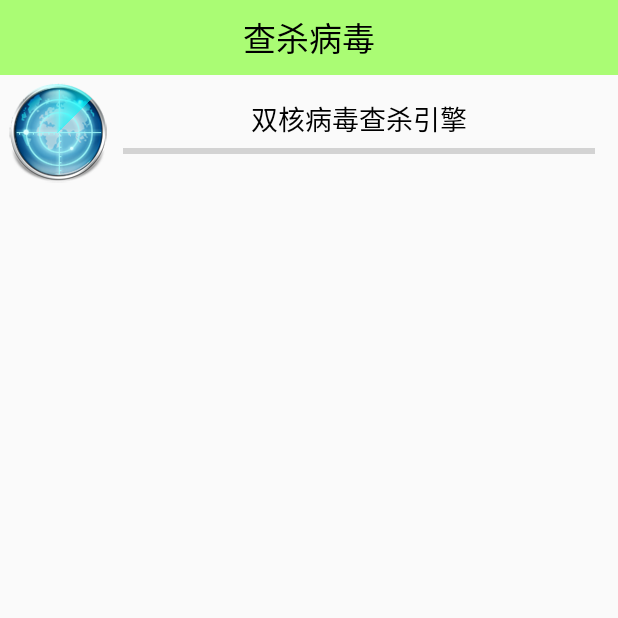
After one commit to PhychoLee/MobileSafe, an Android app: the AntivirusActivity screen opened directly, with no data from a screen before it, on a phone screen of 412 x 824 dp, the top half of it. The commit adds this screen. Run offline under Robolectric (Android 15) with nearby library versions, the phone set to English and light mode, and no system bars.

Commit message:
1.完成杀死进程小部件 2.查杀病毒界面

```diff
--- /dev/null
+++ b/app/src/main/java/com/llf/mobilesafe/activity/AntivirusActivity.java
@@ -0,0 +1,39 @@
+package com.llf.mobilesafe.activity;
+
+import android.app.Activity;
+import android.os.Bundle;
+import android.view.animation.Animation;
+import android.view.animation.RotateAnimation;
+import android.widget.ImageView;
+import android.widget.LinearLayout;
+import android.widget.ProgressBar;
+
+import com.llf.mobilesafe.R;
+
+public class AntivirusActivity extends Activity {
+
+    @Override
+    protected void onCreate(Bundle savedInstanceState) {
+        super.onCreate(savedInstanceState);
+        setContentView(R.layout.activity_antivirus);
+
+        initUI();
+    }
+
+
+    /**
+     * 初始化UI
+     */
+    private void initUI() {
+        ImageView iv_scanning = (ImageView) findViewById(R.id.iv_scanning);
+        ProgressBar pb_annvirus = (ProgressBar) findViewById(R.id.pb_antivirus);
+        LinearLayout ll_content = (LinearLayout) findViewById(R.id.ll_content);
+
+        RotateAnimation ra = new RotateAnimation(0, 360, Animation.RELATIVE_TO_SELF, 0.5f, Animation.RELATIVE_TO_SELF, 0.5f);
+        ra.setDuration(300);
+        ra.setRepeatMode(Animation.RESTART);
+        ra.setRepeatCount(Animation.INFINITE);
+
+        iv_scanning.startAnimation(ra);
+    }
+}
--- /dev/null
+++ b/app/src/main/res/layout/activity_antivirus.xml
@@ -0,0 +1,70 @@
+<?xml version="1.0" encoding="utf-8"?>
+<LinearLayout xmlns:android="http://schemas.android.com/apk/res/android"
+    xmlns:tools="http://schemas.android.com/tools"
+    android:layout_width="match_parent"
+    android:layout_height="match_parent"
+    android:orientation="vertical">
+
+    <TextView
+        style="@style/TitleBar"
+        android:text="查杀病毒" />
+
+    <LinearLayout
+        android:layout_width="match_parent"
+        android:layout_height="match_parent"
+        android:orientation="vertical">
+
+        <LinearLayout
+            android:layout_width="match_parent"
+            android:layout_height="wrap_content"
+            android:layout_margin="5dp"
+            android:orientation="horizontal">
+
+            <FrameLayout
+                android:layout_width="wrap_content"
+                android:layout_height="wrap_content">
+                <ImageView
+                    android:layout_width="wrap_content"
+                    android:layout_height="wrap_content"
+                    android:background="@drawable/ic_scanner_malware" />
+
+                <ImageView
+                    android:id="@+id/iv_scanning"
+                    android:layout_width="wrap_content"
+                    android:layout_height="wrap_content"
+                    android:background="@drawable/act_scanning_03" />
+            </FrameLayout>
+
+            <LinearLayout
+                android:layout_width="match_parent"
+                android:layout_height="wrap_content"
+                android:layout_margin="10dp"
+                android:orientation="vertical">
+
+                <TextView
+                    android:layout_width="match_parent"
+                    android:layout_height="wrap_content"
+                    android:gravity="center_horizontal"
+                    android:text="双核病毒查杀引擎"
+                    android:textColor="@color/black"
+                    android:textSize="18sp" />
+
+                <ProgressBar
+                    android:id="@+id/pb_antivirus"
+                    style="?android:attr/progressBarStyleHorizontal"
+                    android:layout_width="match_parent"
+                    android:layout_height="wrap_content" />
+            </LinearLayout>
+        </LinearLayout>
+
+        <LinearLayout
+            android:id="@+id/ll_content"
+            android:layout_width="match_parent"
+            android:layout_height="match_parent"
+            android:orientation="vertical">
+
+
+        </LinearLayout>
+    </LinearLayout>
+
+</LinearLayout>
--- a/build.gradle
+++ b/build.gradle
@@ -4,7 +4,7 @@ buildscript {
         jcenter()
     }
     dependencies {
-        classpath 'com.android.tools.build:gradle:2.0.0'
+        classpath 'com.android.tools.build:gradle:2.1.0'
     }
 }
 
```
Also changed, not shown: app/src/main/AndroidManifest.xml (+11 -4 lines), app/src/main/java/com/llf/mobilesafe/activity/HomeActivity.java (+6 -1 lines), app/src/main/java/com/llf/mobilesafe/receiver/KillProcessReceiver.java (added, +26 -0 lines), app/src/main/java/com/llf/mobilesafe/service/TaskWidgetService.java (+10 -3 lines), app/src/main/res/drawable-hdpi/act_scanning_03.png (added), app/src/main/res/drawable-hdpi/ic_scanner_malware.png (added).
